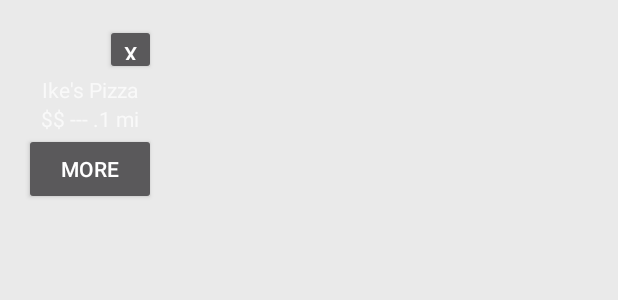
After one commit to ptar104/HiddenGems, an Android app: the layout gem_popup.xml on its own in the app's theme, with its tools: preview values and no code run, on a phone screen of 412 x 824 dp. The commit adds this screen. Shown: the top 300 px of the screen. Run offline under Robolectric (Android 15) with nearby library versions, the phone set to English and light mode, and no system bars.

Commit message:
Added Gem Popup
Added in a popup when you click the gem, "More" should take you to the
gem info screen.

```diff
--- a/app/src/main/java/com/capstone/petros/hiddengems/MapsActivity.java
+++ b/app/src/main/java/com/capstone/petros/hiddengems/MapsActivity.java
@@ -4,8 +4,11 @@
 import android.support.v4.app.FragmentActivity;
 import android.os.Bundle;
 import android.util.Log;
+import android.view.LayoutInflater;
 import android.view.View;
+import android.view.ViewGroup;
 import android.widget.Button;
+import android.widget.PopupWindow;
 
 import com.google.android.gms.maps.CameraUpdateFactory;
 import com.google.android.gms.maps.GoogleMap;
@@ -23,6 +26,8 @@
     final int CREATE_GEM = 1337;
 
     final private String TAG = "MapsActivity";
+
+    PopupWindow _popupWindow;
 
     @Override
     protected void onCreate(Bundle savedInstanceState) {
@@ -82,10 +87,26 @@
     public boolean onMarkerClick(final Marker marker) {
         Log.i(TAG, "Tapped marker");
 
+        LayoutInflater layoutInflater = (LayoutInflater)getBaseContext()
+                .getSystemService(LAYOUT_INFLATER_SERVICE);
+        View popupView = layoutInflater.inflate(R.layout.gem_popup, null);
+        _popupWindow = new PopupWindow(popupView, ViewGroup.LayoutParams.WRAP_CONTENT,
+                ViewGroup.LayoutParams.WRAP_CONTENT);
+
+        // Need a view as an anchor- was button before, not sure how to use Marker
+        View map = findViewById(R.id.map);
+        _popupWindow.showAsDropDown(map, 50, -20);
+
+        return true;
+    }
+
+    public void onMoreInfoClick(View v) {
         Intent intent  = new Intent(MapsActivity.this, GemInfoActivity.class);
 
         startActivity(intent);
+    }
 
-        return true;
+    public void onButtonClickClose(View v) {
+        _popupWindow.dismiss();
     }
 }
--- /dev/null
+++ b/app/src/main/res/layout/gem_popup.xml
@@ -0,0 +1,51 @@
+<?xml version="1.0" encoding="utf-8"?>
+<RelativeLayout xmlns:android="http://schemas.android.com/apk/res/android"
+    android:id="@+id/gem_popup"
+    android:layout_width="match_parent"
+    android:layout_height="match_parent"
+    android:background="#E5FFFFFF"
+    android:paddingBottom="@dimen/activity_vertical_margin"
+    android:paddingLeft="@dimen/activity_horizontal_margin"
+    android:paddingRight="@dimen/activity_horizontal_margin"
+    android:paddingTop="@dimen/activity_vertical_margin"
+    android:orientation="vertical">
+
+    <LinearLayout
+        android:orientation="vertical"
+        android:layout_width="wrap_content"
+        android:layout_height="wrap_content"
+        android:layout_alignParentTop="true"
+        android:layout_alignParentLeft="true"
+        android:layout_alignParentStart="true"
+        android:gravity="center"
+        android:weightSum="1">
+
+        <Button
+            android:text="X"
+            android:layout_width="34dp"
+            android:layout_height="34dp"
+            android:id="@+id/button"
+            android:layout_gravity="right"
+            android:onClick="onButtonClickClose"/>
+
+        <TextView
+            android:layout_width="wrap_content"
+            android:layout_height="wrap_content"
+            android:text="Ike's Pizza"
+            android:id="@+id/titleText" />
+
+        <TextView
+            android:layout_width="wrap_content"
+            android:layout_height="wrap_content"
+            android:text="$$ --- .1 mi"
+            android:id="@+id/subTitleText" />
+
+        <Button
+            android:text="More"
+            android:layout_width="wrap_content"
+            android:layout_height="wrap_content"
+            android:id="@+id/moreButton"
+            android:onClick="onMoreInfoClick"/>
+    </LinearLayout>
+
+</RelativeLayout>
```
